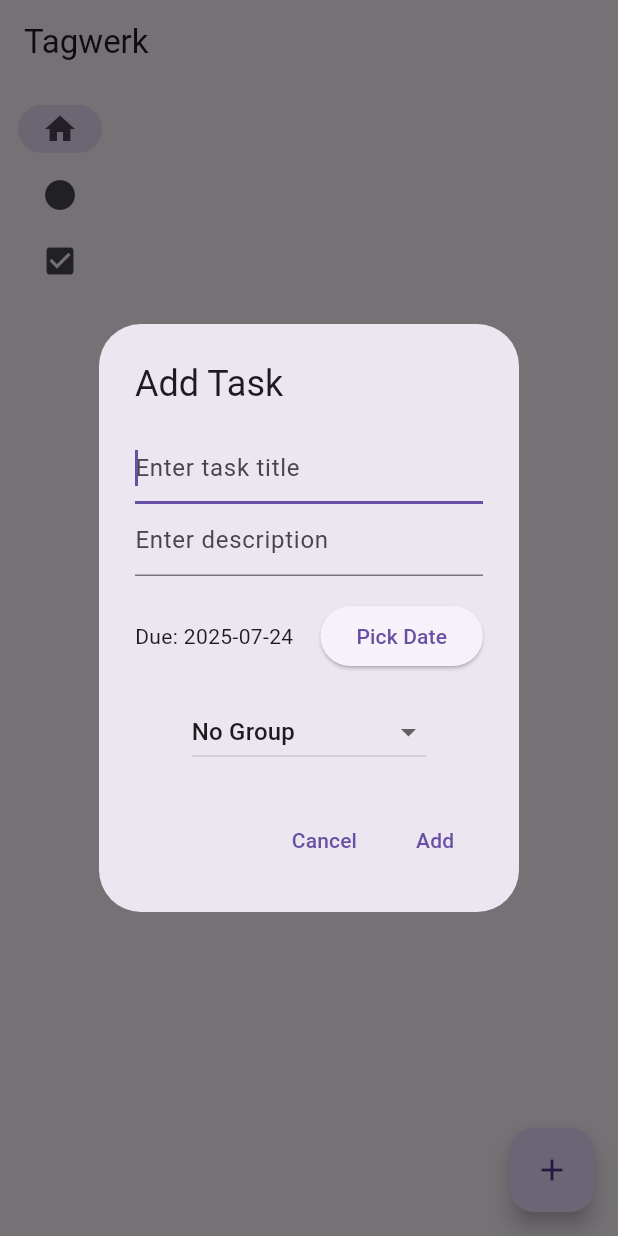
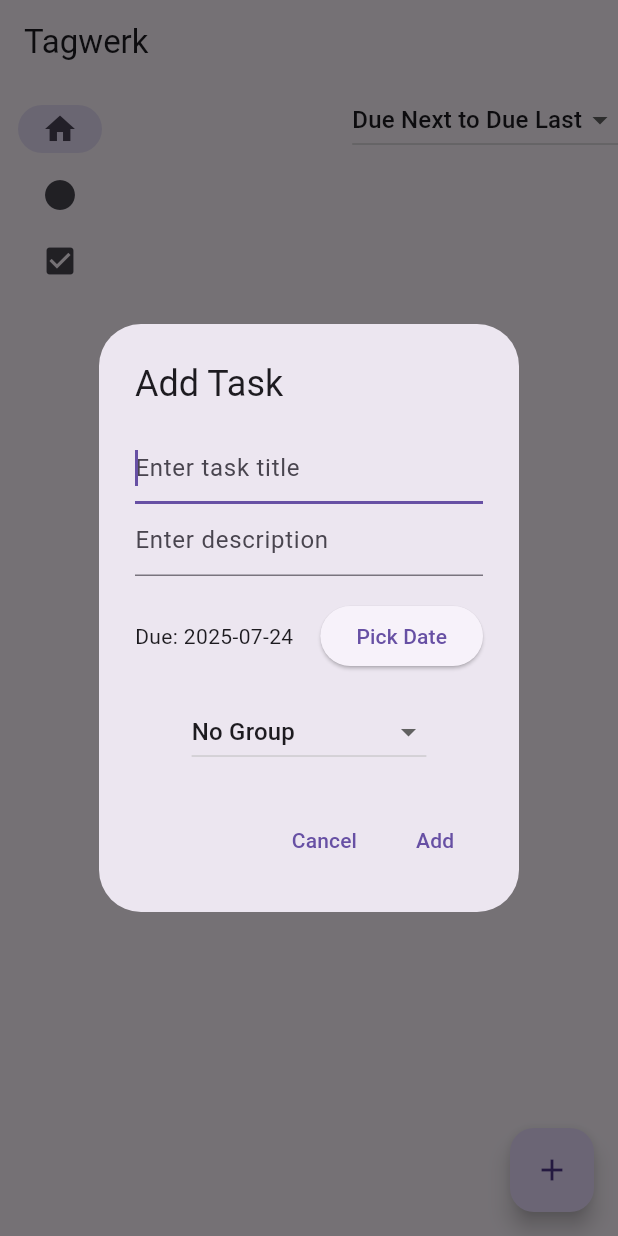
Before and after one commit to SpaceDevMax/tagwerk, a Flutter app: the screen it shows after launch, after a tap on the "add" icon, on a phone screen of 412 x 824 dp. Run offline on Flutter 3.47's test engine with Material 3 defaults, Android fonts, the light colour scheme and no system bars; our stand-ins replace flutter_colorpicker, hive, hive_flutter; accounts and stored records are empty.

Commit message:
Add dropdown menu to sort tasks > - Include aready existing drag & sort function > - Add options due next to due latest, latest to oldest, etc.

```diff
--- a/lib/screens/home_screen.dart
+++ b/lib/screens/home_screen.dart
@@ -119,7 +119,6 @@ class _HomeScreenState extends State<HomeScreen> {
         return TodoBuilder(
           todoService: _todoService,
           filter: (todo) => todo?['isDone'] == true,
-          comparator: (a, b) => (b['completedAt'] as int? ?? 0).compareTo(a['completedAt'] as int? ?? 0),
         );
       default:
         final groupIndex = index - 3;
--- a/lib/widgets/todo_builder.dart
+++ b/lib/widgets/todo_builder.dart
@@ -4,63 +4,93 @@ import 'package:hive_flutter/hive_flutter.dart';
 import '../services/todo_service.dart';
 import '../widgets/task_dialog.dart';
 
-class TodoBuilder extends StatelessWidget {
+class TodoBuilder extends StatefulWidget {
   const TodoBuilder({
     super.key,
     required this.todoService,
     this.filter,
-    this.comparator,
   });
 
   final TodoService todoService;
   final bool Function(Map? todo)? filter;
-  final int Function(Map, Map)? comparator;
 
+  @override
+  State<TodoBuilder> createState() => _TodoBuilderState();
+}
 
+class _TodoBuilderState extends State<TodoBuilder> {
+  String _sortOption = 'due_asc';  // Default to due next to due last
 
   @override
   Widget build(BuildContext context) {
     return ValueListenableBuilder(
-      valueListenable: todoService.todoBox.listenable(),
+      valueListenable: widget.todoService.todoBox.listenable(),
       builder: (context, Box<Map> box, _) {
         List<int> filteredIndices = [];
         for (int i = 0; i < box.length; i++) {
           final todo = box.getAt(i);
           bool include = true;
-          if (filter != null) {
-            include = filter!(todo);
+          if (widget.filter != null) {
+            include = widget.filter!(todo);
           }
           if (include) {
             filteredIndices.add(i);
           }
         }
 
-        // Default sort by 'order' ascending if no custom comparator
-        // Will be overwritten by sorts like 'done' in the next block
-        if (comparator == null && filteredIndices.isNotEmpty) {
+        if (filteredIndices.isNotEmpty) {
           filteredIndices.sort((aIdx, bIdx) {
-            final aOrder = box.getAt(aIdx)?['order'] as double? ?? 0.0;
-            final bOrder = box.getAt(bIdx)?['order'] as double? ?? 0.0;
+            final a = box.getAt(aIdx)!;
+            final b = box.getAt(bIdx)!;
+            if (_sortOption == 'custom') {
+              final aOrder = a['order'] as double? ?? 0.0;
+              final bOrder = b['order'] as double? ?? 0.0;
               return aOrder.compareTo(bOrder);
+            }
+            switch (_sortOption) {
+              case 'created_desc':  // Latest to oldest
+                return int.parse(b['id'] as String).compareTo(int.parse(a['id'] as String));
+              case 'created_asc':  // Oldest to latest
+                return int.parse(a['id'] as String).compareTo(int.parse(b['id'] as String));
+              case 'due_asc':  // Due next to due last (nulls last)
+                final large = 9223372036854775807;
+                final aDue = a['dueDate'] as int? ?? large;
+                final bDue = b['dueDate'] as int? ?? large;
+                return aDue.compareTo(bDue);
+              default:
+                return 0;
+            }
           });
         }
 
-        // List sorting mechanism (latest Dones appear first in the Done list)
-        if (comparator != null && filteredIndices.isNotEmpty) {
-          filteredIndices.sort((aIdx, bIdx) {
-            final a = box.getAt(aIdx)!;
-            final b = box.getAt(bIdx)!;
-            return comparator!(a, b);
+        return Column(
+          children: [
+            Row(
+              mainAxisAlignment: MainAxisAlignment.end,
+              children: [
+                DropdownButton<String>(
+                  value: _sortOption,
+                  onChanged: (newValue) {
+                    setState(() {
+                      _sortOption = newValue!;
                     });
-        }
-
-        return filteredIndices.isEmpty
+                  },
+                  items: const [
+                    DropdownMenuItem(value: 'custom', child: Text('Custom')),
+                    DropdownMenuItem(value: 'created_desc', child: Text('Latest to Oldest')),
+                    DropdownMenuItem(value: 'created_asc', child: Text('Oldest to Latest')),
+                    DropdownMenuItem(value: 'due_asc', child: Text('Due Next to Due Last')),
+                  ],
+                ),
+              ],
+            ),
+            Expanded(
+              child: filteredIndices.isEmpty
                   ? const Center(child: Text('No tasks yet. Add one!'))
-            : (comparator == null
-                ? ReorderableListView.builder(  // Use Reorderable only if no custom comparator (e.g., not for "Done" view)
+                  : (_sortOption == 'custom'
+                      ? ReorderableListView.builder(
                           itemCount: filteredIndices.length,
                           onReorder: (int oldIndex, int newIndex) {
-                      // Update the 'order' field of the moved todo to fit between neighbors
                             final int originalNewIndex = newIndex;
                             if (oldIndex < newIndex) {
                               newIndex -= 1;
@@ -107,12 +137,12 @@ class TodoBuilder extends StatelessWidget {
                             int? groupId = todo['groupId'] as int?;
                             Color? taskColor;
                             if (groupId != null) {
-                        final group = todoService.groupBox.getAt(groupId);
+                              final group = widget.todoService.groupBox.getAt(groupId);
                               taskColor = group != null ? Color(group['color'] as int) : null;
                             }
 
                             return ListTile(
-                        key: ValueKey(todo['id']),  // Use unique 'id' for stable reordering
+                              key: ValueKey(todo['id']),
                               title: Text(
                                 todo['title'] ?? '',
                                 style: TextStyle(
@@ -150,7 +180,7 @@ class TodoBuilder extends StatelessWidget {
                                           updatedTodo['completedAt'] = DateTime.now().millisecondsSinceEpoch;
                                         }
                                       } else {
-                                  updatedTodo['completedAt'] = null;  // Reset when unchecked
+                                        updatedTodo['completedAt'] = null;
                                       }
                                       box.putAt(realIndex, updatedTodo);
                                     },
@@ -163,7 +193,7 @@ class TodoBuilder extends StatelessWidget {
                                   IconButton(
                                     icon: Icon(isDueToday ? Icons.today : Icons.calendar_month_outlined),
                                     onPressed: () {
-                                todoService.toggleDueToday(realIndex);
+                                      widget.todoService.toggleDueToday(realIndex);
                                     },
                                   ),
                                   IconButton(
@@ -171,13 +201,13 @@ class TodoBuilder extends StatelessWidget {
                                     onPressed: () {
                                       final initialDue = dueMs != null ? DateTime.fromMillisecondsSinceEpoch(dueMs) : null;
                                       TaskDialog(
-                                  todoService: todoService,
+                                        todoService: widget.todoService,
                                         initialTitle: todo['title'],
                                         initialDescription: todo['description'],
                                         initialDueDate: initialDue,
                                         initialGroupId: todo['groupId'],
                                         onSave: (title, description, dueDate, groupId) {
-                                    todoService.editTask(realIndex, title, description, dueDate, groupId);
+                                          widget.todoService.editTask(realIndex, title, description, dueDate, groupId);
                                         },
                                         dialogTitle: 'Edit Task',
                                         saveButtonText: 'Update',
@@ -187,25 +217,22 @@ class TodoBuilder extends StatelessWidget {
                                   IconButton(
                                     icon: const Icon(Icons.delete),
                                     onPressed: () {
-                                todoService.deleteTask(realIndex);
+                                      widget.todoService.deleteTask(realIndex);
                                     },
                                   ),
                                   Padding(
-                              padding: const EdgeInsets.only(left: 15.0),
+                                    padding: const EdgeInsets.only(right: 15.0),
                                   ),
                                 ],
                               ),
                             );
                           },
                         )
-                : ListView.builder(  // Fallback to original ListView if comparator is present (e.g., "Done" view)
+                      : ListView.builder(
                           itemCount: filteredIndices.length,
                           itemBuilder: (context, idx) {
-                      // ... (keep the existing itemBuilder code here, unchanged, but update key to ValueKey(todo?['id']) for consistency)
-                      // Specifically, in the ListTile: key: ValueKey(todo?['id']),
-                      // Rest remains the same
                             final int realIndex = filteredIndices[idx];
-                      final todo = box.getAt(realIndex)!;  // Non-null: Hive returns valid map
+                            final todo = box.getAt(realIndex)!;
                             String dueStr = '';
                             final dueMs = todo['dueDate'] as int?;
                             if (dueMs != null) {
@@ -223,12 +250,12 @@ class TodoBuilder extends StatelessWidget {
                             int? groupId = todo['groupId'] as int?;
                             Color? taskColor;
                             if (groupId != null) {
-                        final group = todoService.groupBox.getAt(groupId);
+                              final group = widget.todoService.groupBox.getAt(groupId);
                               taskColor = group != null ? Color(group['color'] as int) : null;
                             }
 
                             return ListTile(
-                        key: ValueKey(todo['id']),  // Non-null: 'id' set in addTask
+                              key: ValueKey(todo['id']),
                               title: Text(
                                 todo['title'] ?? '',
                                 style: TextStyle(
@@ -266,7 +293,7 @@ class TodoBuilder extends StatelessWidget {
                                           updatedTodo['completedAt'] = DateTime.now().millisecondsSinceEpoch;
                                         }
                                       } else {
-                                  updatedTodo['completedAt'] = null;  // Reset when unchecked
+                                        updatedTodo['completedAt'] = null;
                                       }
                                       box.putAt(realIndex, updatedTodo);
                                     },
@@ -279,7 +306,7 @@ class TodoBuilder extends StatelessWidget {
                                   IconButton(
                                     icon: Icon(isDueToday ? Icons.today : Icons.calendar_month_outlined),
                                     onPressed: () {
-                                todoService.toggleDueToday(realIndex);
+                                      widget.todoService.toggleDueToday(realIndex);
                                     },
                                   ),
                                   IconButton(
@@ -287,13 +314,13 @@ class TodoBuilder extends StatelessWidget {
                                     onPressed: () {
                                       final initialDue = dueMs != null ? DateTime.fromMillisecondsSinceEpoch(dueMs) : null;
                                       TaskDialog(
-                                  todoService: todoService,
+                                        todoService: widget.todoService,
                                         initialTitle: todo['title'],
                                         initialDescription: todo['description'],
                                         initialDueDate: initialDue,
                                         initialGroupId: todo['groupId'],
                                         onSave: (title, description, dueDate, groupId) {
-                                    todoService.editTask(realIndex, title, description, dueDate, groupId);
+                                          widget.todoService.editTask(realIndex, title, description, dueDate, groupId);
                                         },
                                         dialogTitle: 'Edit Task',
                                         saveButtonText: 'Update',
@@ -303,16 +330,18 @@ class TodoBuilder extends StatelessWidget {
                                   IconButton(
                                     icon: const Icon(Icons.delete),
                                     onPressed: () {
-                                todoService.deleteTask(realIndex);
+                                      widget.todoService.deleteTask(realIndex);
                                     },
                                   ),
                                 ],
                               ),
                             );
                           },
-                  )
+                        )),
+            ),
+          ],
         );
-      }
+      },
     );
   }
 }
```
Lines whose indentation alone changed are shown as unchanged.
